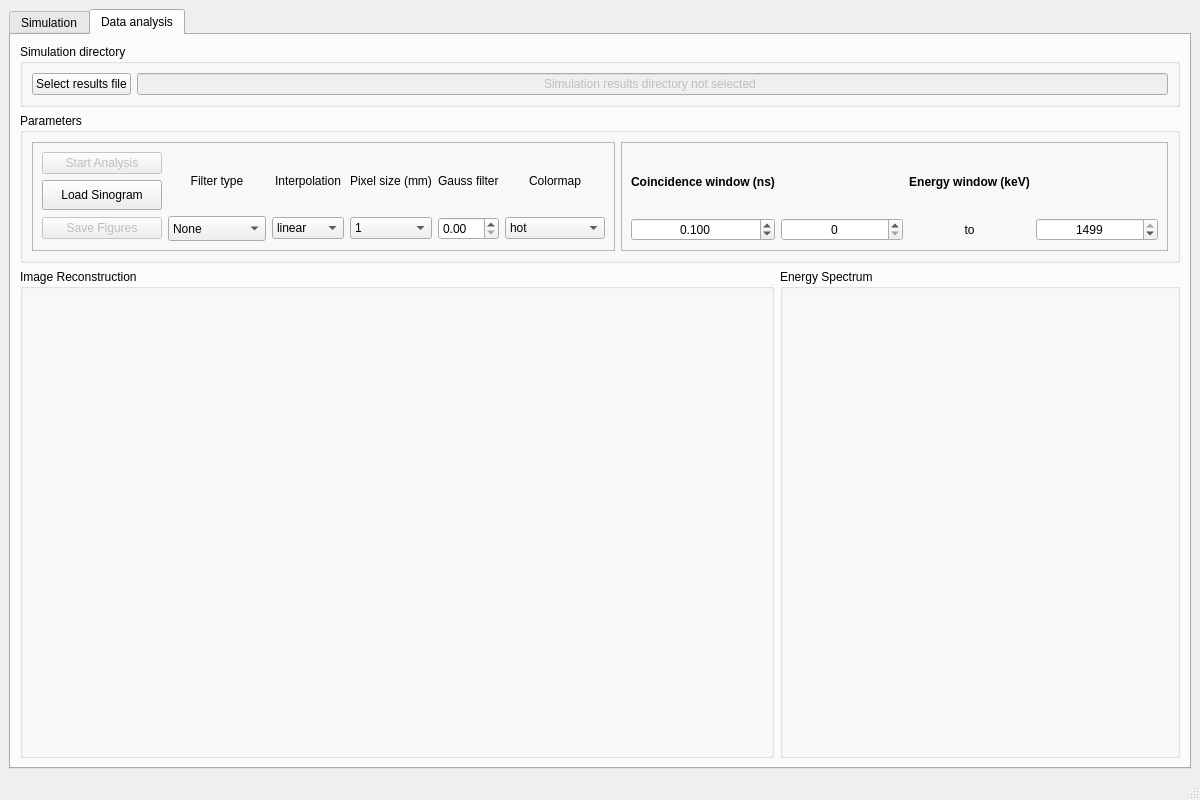
The window that SimulationGUI/Simulations.ui (pmcorreia/easyPET-EduGate) describes before a commit, drawn with Qt 5.
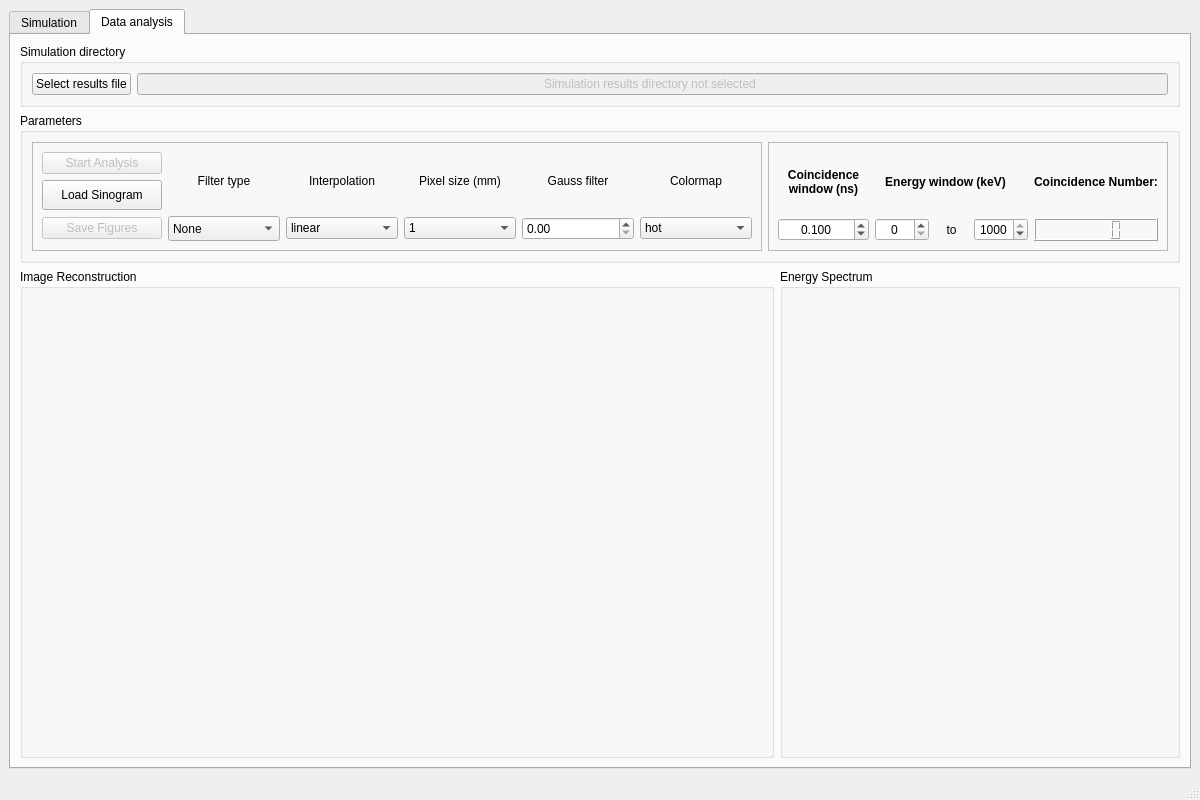
The same window after the commit. The open tabs and pages were chosen to show the change.

```diff
--- a/SimulationGUI/Simulations.ui
+++ b/SimulationGUI/Simulations.ui
@@ -172,7 +172,7 @@
                   <enum>Qt::ElideMiddle</enum>
                  </property>
                  <attribute name="horizontalHeaderVisible">
-                  <bool>true</bool>
+                  <bool>false</bool>
                  </attribute>
                  <attribute name="horizontalHeaderCascadingSectionResizes">
                   <bool>true</bool>
@@ -785,8 +785,8 @@
             <widget class="QWidget" name="Energywidget_3" native="true">
              <property name="minimumSize">
               <size>
-               <width>150</width>
-               <height>100</height>
+               <width>250</width>
+               <height>200</height>
               </size>
              </property>
             </widget>
@@ -1165,23 +1165,6 @@
                 </item>
                </widget>
               </item>
-              <item row="0" column="3" rowspan="2">
-               <widget class="QLabel" name="label_4">
-                <property name="text">
-                 <string>Pixel size (mm)</string>
-                </property>
-                <property name="alignment">
-                 <set>Qt::AlignCenter</set>
-                </property>
-               </widget>
-              </item>
-              <item row="0" column="4" rowspan="2">
-               <widget class="QLabel" name="label_3">
-                <property name="text">
-                 <string>Gauss filter</string>
-                </property>
-               </widget>
-              </item>
               <item row="0" column="5" rowspan="2">
                <widget class="QLabel" name="label_5">
                 <property name="text">
@@ -1230,6 +1213,29 @@
                 </property>
                </widget>
               </item>
+              <item row="0" column="4" rowspan="2">
+               <widget class="QLabel" name="label_3">
+                <property name="text">
+                 <string>Gauss filter</string>
+                </property>
+                <property name="alignment">
+                 <set>Qt::AlignCenter</set>
+                </property>
+               </widget>
+              </item>
+              <item row="0" column="3" rowspan="2">
+               <widget class="QLabel" name="label_4">
+                <property name="text">
+                 <string>Pixel size (mm)</string>
+                </property>
+                <property name="alignment">
+                 <set>Qt::AlignCenter</set>
+                </property>
+                <property name="wordWrap">
+                 <bool>true</bool>
+                </property>
+               </widget>
+              </item>
              </layout>
              <zorder>Recon_pushButton</zorder>
              <zorder>label_2</zorder>
@@ -1248,6 +1254,12 @@
            </item>
            <item>
             <widget class="QFrame" name="frame_3">
+             <property name="maximumSize">
+              <size>
+               <width>400</width>
+               <height>16777215</height>
+              </size>
+             </property>
              <property name="frameShape">
               <enum>QFrame::StyledPanel</enum>
              </property>
@@ -1257,6 +1269,12 @@
              <layout class="QGridLayout" name="gridLayout_7">
               <item row="0" column="1" colspan="3">
                <widget class="QLabel" name="label_6">
+                <property name="maximumSize">
+                 <size>
+                  <width>141</width>
+                  <height>16777215</height>
+                 </size>
+                </property>
                 <property name="font">
                  <font>
                   <weight>75</weight>
@@ -1269,6 +1287,9 @@
                 <property name="alignment">
                  <set>Qt::AlignCenter</set>
                 </property>
+                <property name="wordWrap">
+                 <bool>true</bool>
+                </property>
                </widget>
               </item>
               <item row="1" column="0">
@@ -1312,7 +1333,7 @@
                 </property>
                 <property name="maximumSize">
                  <size>
-                  <width>16777215</width>
+                  <width>100</width>
                   <height>16777215</height>
                  </size>
                 </property>
@@ -1328,9 +1349,15 @@
                 <property name="text">
                  <string>Coincidence window (ns)</string>
                 </property>
+                <property name="textFormat">
+                 <enum>Qt::AutoText</enum>
+                </property>
                 <property name="alignment">
                  <set>Qt::AlignCenter</set>
                 </property>
+                <property name="wordWrap">
+                 <bool>true</bool>
+                </property>
                </widget>
               </item>
               <item row="1" column="3">
@@ -1342,10 +1369,10 @@
                  <number>0</number>
                 </property>
                 <property name="maximum">
-                 <double>1499.000000000000000</double>
+                 <double>1000.000000000000000</double>
                 </property>
                 <property name="value">
-                 <double>1499.000000000000000</double>
+                 <double>1000.000000000000000</double>
                 </property>
                </widget>
               </item>
@@ -1372,6 +1399,28 @@
                 </property>
                </widget>
               </item>
+              <item row="0" column="4">
+               <widget class="QLabel" name="label_8">
+                <property name="font">
+                 <font>
+                  <weight>75</weight>
+                  <bold>true</bold>
+                 </font>
+                </property>
+                <property name="text">
+                 <string>Coincidence Number:</string>
+                </property>
+                <property name="alignment">
+                 <set>Qt::AlignCenter</set>
+                </property>
+                <property name="wordWrap">
+                 <bool>true</bool>
+                </property>
+               </widget>
+              </item>
+              <item row="1" column="4">
+               <widget class="QLCDNumber" name="coincidence_lcdNumber"/>
+              </item>
              </layout>
             </widget>
            </item>
```
